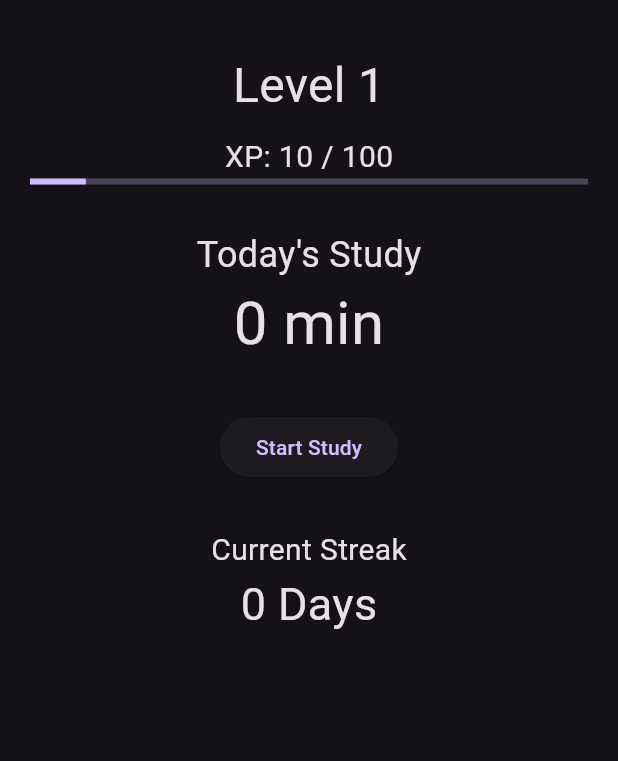
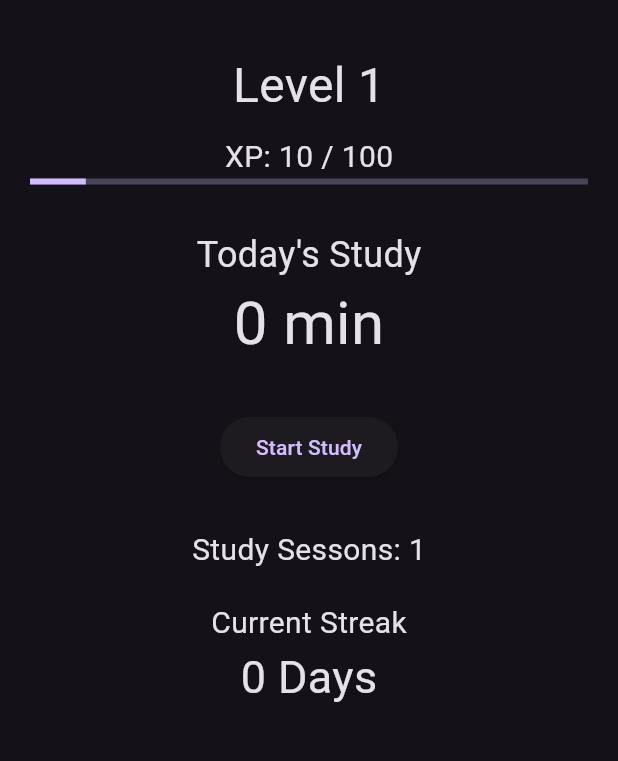
Before and after one commit to taikiikuta0925-hub/StudyQuest, a Flutter app: the screen it shows after launch, after a tap on "Start Study", on a phone screen of 412 x 824 dp, the part 63-824 px from its top. Run offline on Flutter 3.47's test engine with Material 3 defaults, Android fonts, the light colour scheme and no system bars.

```diff
--- a/lib/main.dart
+++ b/lib/main.dart
@@ -28,6 +28,7 @@ class HomePage extends StatefulWidget {
 class _HomePageState extends State<HomePage> {
   int xp = 0;
   int level = 1;
+  int sessions = 0;
   @override
   Widget build(BuildContext context) {
     return Scaffold(
@@ -49,6 +50,7 @@ class _HomePageState extends State<HomePage> {
               onPressed: () {
                 setState(() {
                   xp += 10;
+                  sessions += 1;
 
                   if (xp >= 100) {
                     xp = 0;
@@ -59,6 +61,14 @@ class _HomePageState extends State<HomePage> {
               child: const Text('Start Study'),
             ),
             const SizedBox(height: 30),
+
+            Text(
+              'Study Sessons: $sessions',
+              style: const TextStyle(fontSize: 20),
+            ),
+
+            const SizedBox(height: 20),
+
             const Text('Current Streak', style: TextStyle(fontSize: 20)),
             const Text('0 Days', style: TextStyle(fontSize: 30)),
           ],
```
